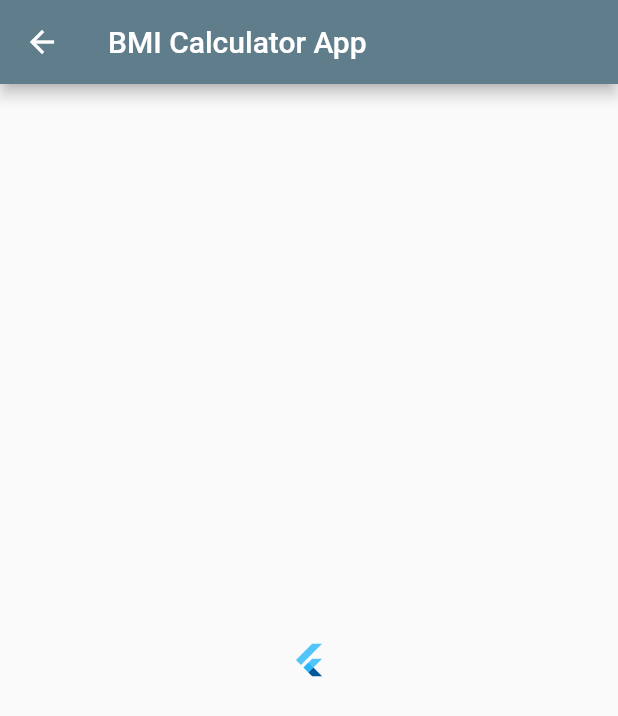
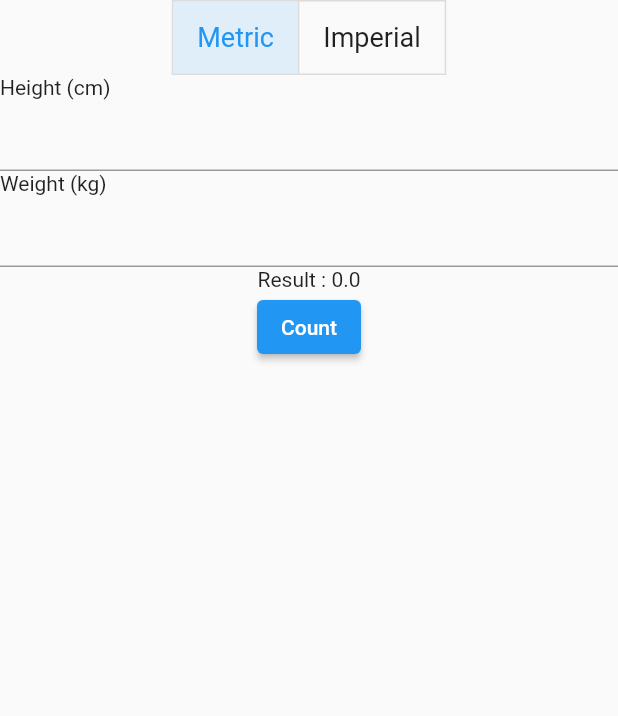
Before and after one commit to FathanAkram-app/FlutterTest, a Flutter app: the BmiScreen screen opened directly, on a phone screen of 412 x 824 dp. Shown: the top 716 px of the screen. Run offline on Flutter 3.47's test engine with Material 2 defaults, Android fonts, the phone set to English and light mode, and no system bars.

Commit message:
BMI calculation

```diff
--- /dev/null
+++ b/lib/functions/bmi_functions.dart
@@ -0,0 +1,14 @@
+import 'dart:math' as math;
+
+class BmiFunctions{
+  double countBmiMetric(int height, int weight){
+    final double heightMeter = height/100;
+    return weight/(math.pow(heightMeter, 2));
+
+  }
+  double countBmiImperial(int height, int weight){
+    final double heightMeter = height/100;
+    return weight*703/(math.pow(heightMeter, 2));
+
+  }
+}
--- a/lib/screens/bmi_screen.dart
+++ b/lib/screens/bmi_screen.dart
@@ -1,17 +1,84 @@
+import 'package:first_flutter_app/functions/bmi_functions.dart';
+import 'package:first_flutter_app/shared/menu_bottom.dart';
+import 'package:first_flutter_app/shared/menu_drawer.dart';
 import 'package:flutter/material.dart';
+import 'dart:convert';
+import 'dart:math' as math;
 
-class BmiScreen extends StatelessWidget {
+class BmiScreen extends StatefulWidget {
   const BmiScreen({Key? key}) : super(key: key);
+
+  @override
+  State<BmiScreen> createState() => _BmiScreenState();
+}
+
+class _BmiScreenState extends State<BmiScreen> with BmiFunctions{
+  double result = 0;
+  TextEditingController height = TextEditingController();
+  TextEditingController weight = TextEditingController();
+  bool isMetric = true;
+  bool isImperial = false;
+  late List<bool> isSelected;
+
+  @override
+  void initState() {
+    isSelected = [isMetric,isImperial];
+    super.initState();
+  }
 
   @override
   Widget build(BuildContext context) {
     return Scaffold(
-      appBar: AppBar(
-        title: const Text("BMI Calculator App"),
-      ),
-      body: const Center(
-        child: FlutterLogo()
+      body: Column(
+        children: [
+          ToggleButtons(
+            isSelected: isSelected,
+            onPressed: toggleMeasure,
+            children: const [
+              Padding(
+                padding: EdgeInsets.symmetric(horizontal: 16),
+                child: Text('Metric',style: TextStyle(fontSize: 18),),
+              ),
+              Padding(
+                padding: EdgeInsets.symmetric(horizontal: 16),
+                child: Text('Imperial',style: TextStyle(fontSize: 18),),
+              ),
+            ],
+          ),
+          Row(children: [Text('Height ${((isMetric) ? "(cm)" : "(inches)")}')]),
+          TextField(
+            controller: height,
+          ),
+          Row(children: [Text('Weight ${((isMetric) ? "(kg)" : "(pounds)")}')]),
+          TextField(
+            controller: weight,
+          ),
+          Text('Result : $result'),
+          ElevatedButton(
+            onPressed: (){
+              setState(() {
+                result = (isMetric) ? countBmiMetric(int.parse(height.text),int.parse(weight.text)): countBmiImperial(int.parse(height.text),int.parse(weight.text));
+              });
+            },
+            child: const Text('Count')
+          )
+        ],
       ),
     );
   }
+
+
+
+  void toggleMeasure(value){
+    if(value==0){
+      isMetric = true;
+      isImperial = false;
+    }else{
+      isMetric = false;
+      isImperial = true;
+    }
+    setState(() {
+      isSelected = [isMetric, isImperial];
+    });
+  }
 }
--- a/lib/shared/menu_drawer.dart
+++ b/lib/shared/menu_drawer.dart
@@ -49,6 +49,7 @@ class MenuDrawer extends StatelessWidget {
               break;
             default:
           }
+          Navigator.of(context).pop();
           Navigator.of(context).push(
             MaterialPageRoute(builder: (context) => screens)
           );
```
Also changed, not shown: lib/main.dart (+7 -2 lines), lib/screens/intro_screen.dart (+5 -4 lines), lib/shared/menu_bottom.dart (added, +41 -0 lines).
